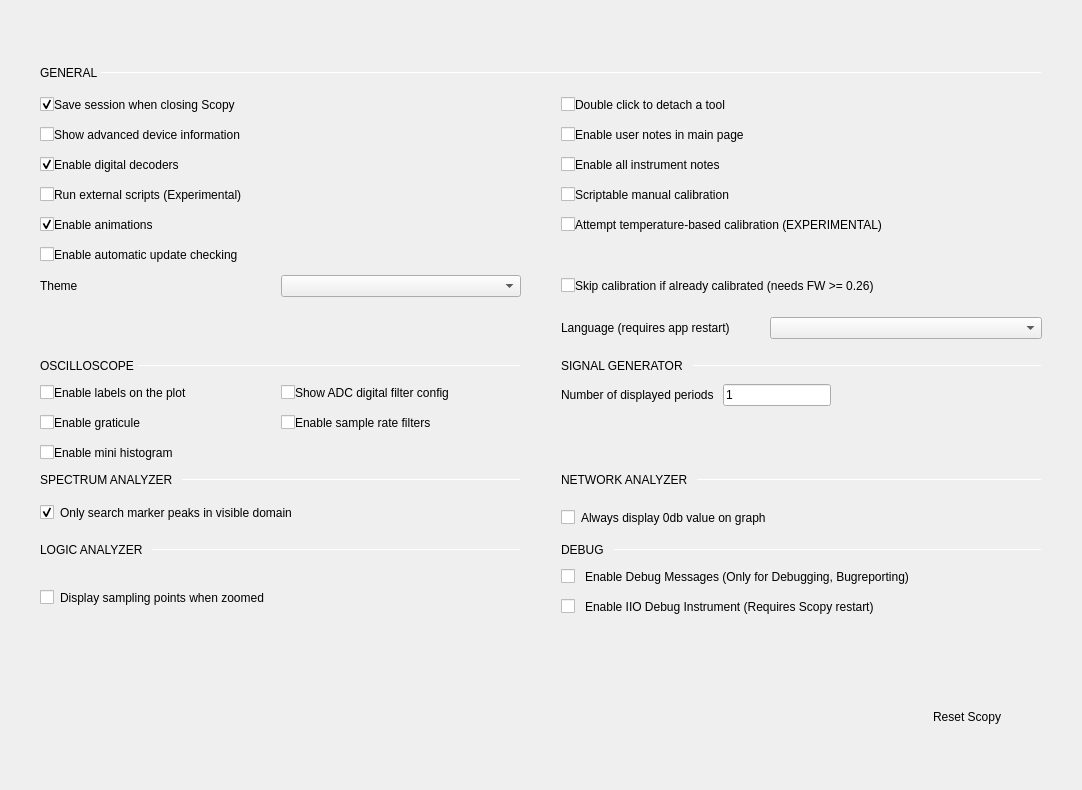
First picture: the form in ui/preferences.ui, repository analogdevicesinc/scopy, before the edit.
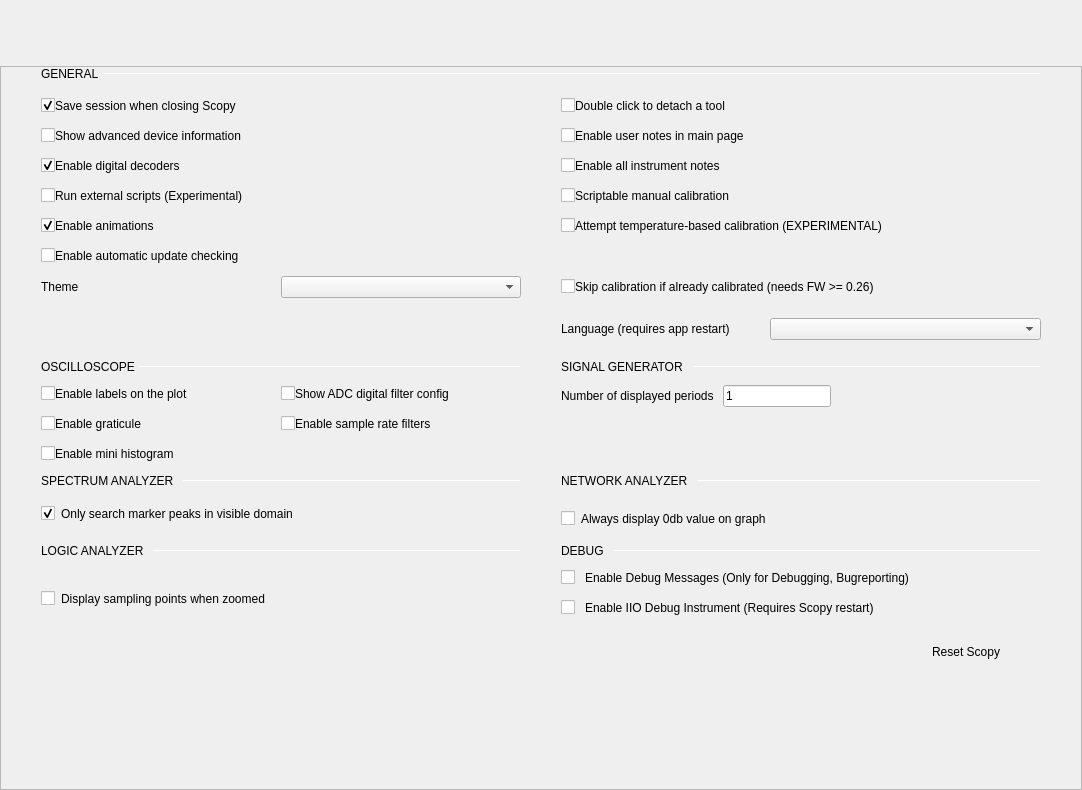
Second picture: the form after the edit. Custom widgets are drawn as their Qt base class.

Commit message:
Preferences: UI: morph the main widget into a scroll area
Preference options start to add up and no longer have space in the default menu. Adding a scroll area fixes the issue

What changed in the file:
```diff
--- a/ui/preferences.ui
+++ b/ui/preferences.ui
@@ -39,24 +39,6 @@
     <number>0</number>
    </property>
    <item>
-    <widget class="adiscope::DetachDragZone" name="mainWidget" native="true">
-     <layout class="QVBoxLayout" name="verticalLayout_2">
-      <property name="spacing">
-       <number>0</number>
-      </property>
-      <property name="leftMargin">
-       <number>0</number>
-      </property>
-      <property name="topMargin">
-       <number>0</number>
-      </property>
-      <property name="rightMargin">
-       <number>0</number>
-      </property>
-      <property name="bottomMargin">
-       <number>40</number>
-      </property>
-      <item>
        <spacer name="verticalSpacer">
         <property name="orientation">
          <enum>Qt::Vertical</enum>
@@ -73,6 +55,57 @@
        </spacer>
       </item>
       <item>
+    <widget class="QScrollArea" name="scrollArea">
+     <property name="horizontalScrollBarPolicy">
+      <enum>Qt::ScrollBarAlwaysOff</enum>
+     </property>
+     <property name="widgetResizable">
+      <bool>true</bool>
+     </property>
+     <widget class="QWidget" name="scrollAreaWidgetContents">
+      <property name="geometry">
+       <rect>
+        <x>0</x>
+        <y>0</y>
+        <width>1080</width>
+        <height>722</height>
+       </rect>
+      </property>
+      <layout class="QVBoxLayout" name="verticalLayout_3">
+       <property name="spacing">
+        <number>0</number>
+       </property>
+       <property name="leftMargin">
+        <number>0</number>
+       </property>
+       <property name="topMargin">
+        <number>0</number>
+       </property>
+       <property name="rightMargin">
+        <number>0</number>
+       </property>
+       <property name="bottomMargin">
+        <number>0</number>
+       </property>
+       <item>
+        <widget class="QWidget" name="mainWidget" native="true">
+         <layout class="QVBoxLayout" name="verticalLayout_2">
+          <property name="spacing">
+           <number>0</number>
+          </property>
+          <property name="leftMargin">
+           <number>0</number>
+          </property>
+          <property name="topMargin">
+           <number>0</number>
+          </property>
+          <property name="rightMargin">
+           <number>0</number>
+          </property>
+          <property name="bottomMargin">
+           <number>0</number>
+          </property>
+          <item>
        <widget class="QWidget" name="general" native="true">
         <layout class="QVBoxLayout" name="generalLayout">
          <property name="spacing">
@@ -1653,10 +1686,13 @@
         <property name="orientation">
          <enum>Qt::Vertical</enum>
         </property>
+            <property name="sizeType">
+             <enum>QSizePolicy::Fixed</enum>
+            </property>
         <property name="sizeHint" stdset="0">
          <size>
           <width>20</width>
-          <height>40</height>
+              <height>15</height>
          </size>
         </property>
        </spacer>
@@ -1738,19 +1774,31 @@
         </item>
        </layout>
       </item>
+          <item>
+           <spacer name="verticalSpacer_7">
+            <property name="orientation">
+             <enum>Qt::Vertical</enum>
+            </property>
+            <property name="sizeType">
+             <enum>QSizePolicy::Expanding</enum>
+            </property>
+            <property name="sizeHint" stdset="0">
+             <size>
+              <width>20</width>
+              <height>40</height>
+             </size>
+            </property>
+           </spacer>
+          </item>
      </layout>
     </widget>
    </item>
   </layout>
  </widget>
- <customwidgets>
-  <customwidget>
-   <class>adiscope::DetachDragZone</class>
-   <extends>QWidget</extends>
-   <header>detachdragzone.h</header>
-   <container>1</container>
-  </customwidget>
- </customwidgets>
+    </widget>
+   </item>
+  </layout>
+ </widget>
  <resources/>
  <connections/>
 </ui>
```
Lines whose indentation alone changed are shown as unchanged.
